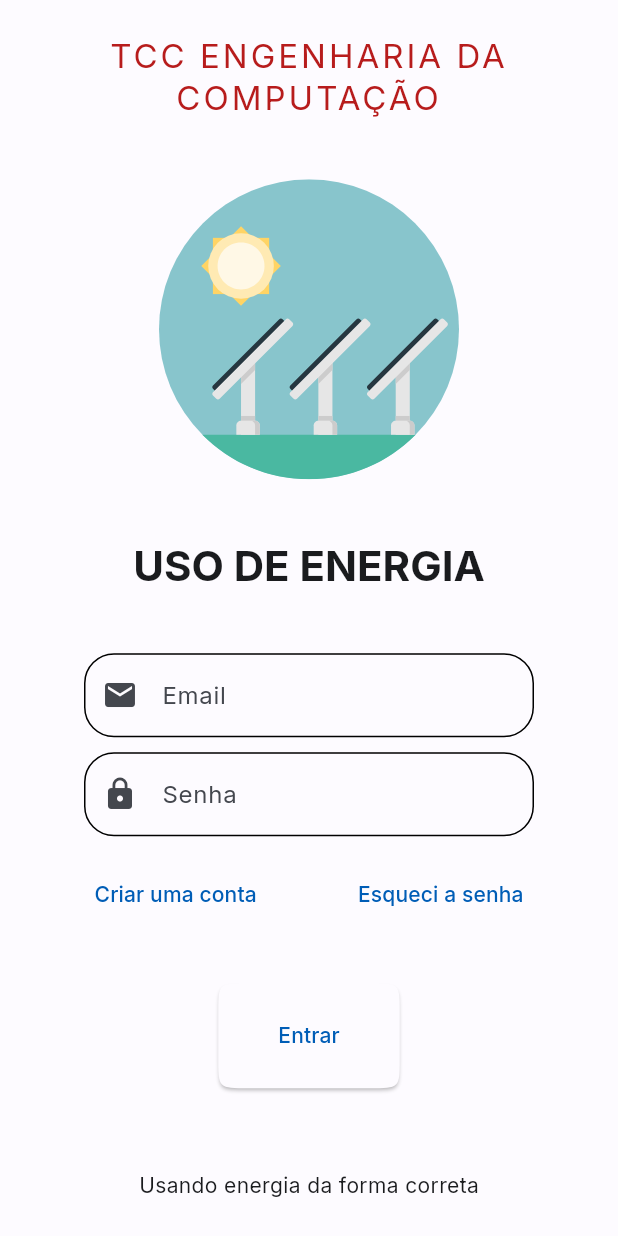
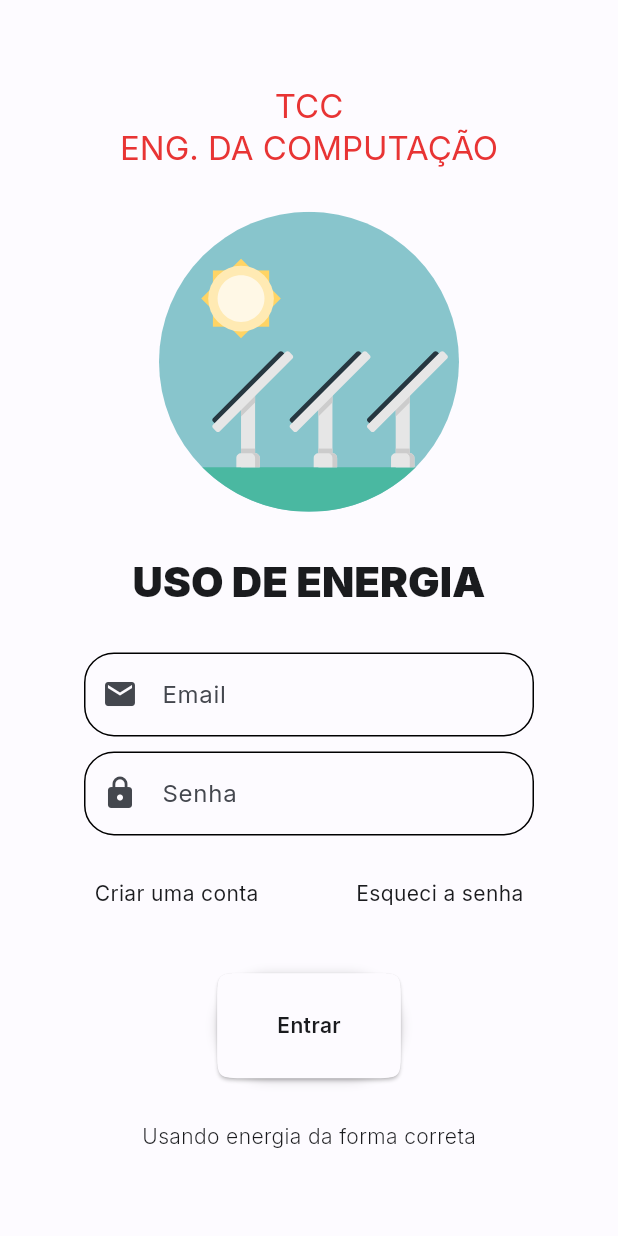
Before and after one commit to BrunoAlm/powertrack, a Flutter app: the screen it shows after launch, on a phone screen of 412 x 824 dp. Run offline on Flutter 3.47's test engine with Material 2 defaults, Android fonts, the phone set to English and light mode, and no system bars; our stand-ins replace appwrite, flutter_modular, flutter_svg, google_fonts; accounts and stored records are empty; network calls fail.

Commit message:
fix layout

```diff
--- a/lib/src/app/presenters/ui/pages/login_page.dart
+++ b/lib/src/app/presenters/ui/pages/login_page.dart
@@ -4,6 +4,7 @@ import 'package:flutter_svg/svg.dart';
 import 'package:uitcc/src/app/presenters/ui/states/login_state.dart';
 import 'package:uitcc/src/app/presenters/controllers/login_controller.dart';
 import 'package:uitcc/src/app/presenters/ui/atom/custom_text_form_field.dart';
+import 'package:uitcc/src/core/services/helpers/helper.dart';
 
 class LoginPage extends StatefulWidget {
   const LoginPage({Key? key}) : super(key: key);
@@ -69,7 +70,8 @@ class LoginPageState extends State<LoginPage> {
 
   @override
   Widget build(BuildContext context) {
-    return Scaffold(
+    return SafeArea(
+      child: Scaffold(
         body: Center(
           child: ConstrainedBox(
             constraints: const BoxConstraints(maxWidth: 310),
@@ -78,27 +80,26 @@ class LoginPageState extends State<LoginPage> {
                 mainAxisAlignment: MainAxisAlignment.center,
                 children: [
                   Text(
-                  'TCC ENGENHARIA DA COMPUTAÇÃO',
+                    'TCC\nENG. DA COMPUTAÇÃO',
                     style: Theme.of(context).textTheme.titleLarge!.copyWith(
-                        letterSpacing: 2,
-                        color: Colors.red[900],
+                          color: Theme.of(context).colorScheme.error,
                         ),
                     textAlign: TextAlign.center,
                   ),
-                const SizedBox(height: 40),
+                  SizedBox(height: MediaQuery.sizeOf(context).width * .07),
                   SvgPicture.asset(
                     'assets/images/svg/tcc_logo.svg',
                     width: 200,
                   ),
-                const SizedBox(height: 40),
+                  SizedBox(height: MediaQuery.sizeOf(context).width * .07),
                   Text(
                     'USO DE ENERGIA',
                     style: Theme.of(context)
                         .textTheme
                         .headlineMedium!
-                      .copyWith(fontWeight: FontWeight.bold),
+                        .copyWith(fontWeight: FontWeight.w900),
                   ),
-                const SizedBox(height: 40),
+                  SizedBox(height: MediaQuery.sizeOf(context).width * .07),
                   CustomTextFormField(
                     maxWidth: 300,
                     hintText: 'Email',
@@ -121,18 +122,30 @@ class LoginPageState extends State<LoginPage> {
                     children: [
                       TextButton(
                         onPressed: () => Modular.to.pushNamed('/register/'),
-                      child: const Text('Criar uma conta'),
+                        child: Text(
+                          'Criar uma conta',
+                          style: Theme.of(context).textTheme.bodyMedium,
+                        ),
                       ),
                       const Spacer(),
                       TextButton(
                         onPressed: () =>
                             Modular.to.pushNamed('/recover-password/'),
-                      child: const Text('Esqueci a senha'),
+                        child: Text(
+                          'Esqueci a senha',
+                          style: Theme.of(context).textTheme.bodyMedium,
+                        ),
                       ),
                     ],
                   ),
-                const SizedBox(height: 35),
-                AnimatedBuilder(
+                  SizedBox(height: MediaQuery.sizeOf(context).width * .07),
+                  Container(
+                    decoration: ShapeDecoration(
+                      shape: const RoundedRectangleBorder(
+                          borderRadius: BorderRadius.all(Radius.circular(40))),
+                      shadows: ThemeHelper.shadow(context),
+                    ),
+                    child: AnimatedBuilder(
                         animation: loginStore.state,
                         builder: (context, child) {
                           return ElevatedButton(
@@ -145,12 +158,25 @@ class LoginPageState extends State<LoginPage> {
                                     width: 20,
                                     child: CircularProgressIndicator(),
                                   )
-                            : const Text('Entrar'),
+                                : Text(
+                                    'Entrar',
+                                    style: Theme.of(context)
+                                        .textTheme
+                                        .bodyMedium!
+                                        .copyWith(fontWeight: FontWeight.w600),
+                                  ),
                           );
                         }),
-                const SizedBox(height: 55),
-                const Text("Usando energia da forma correta"),
+                  ),
+                  SizedBox(height: MediaQuery.sizeOf(context).width * .07),
+                  Text(
+                    "Usando energia da forma correta",
+                    style: Theme.of(context).textTheme.bodyMedium!.copyWith(
+                          fontWeight: FontWeight.w300,
+                        ),
+                  ),
                 ],
+              ),
             ),
           ),
         ),
```
Lines whose indentation alone changed are shown as unchanged.
